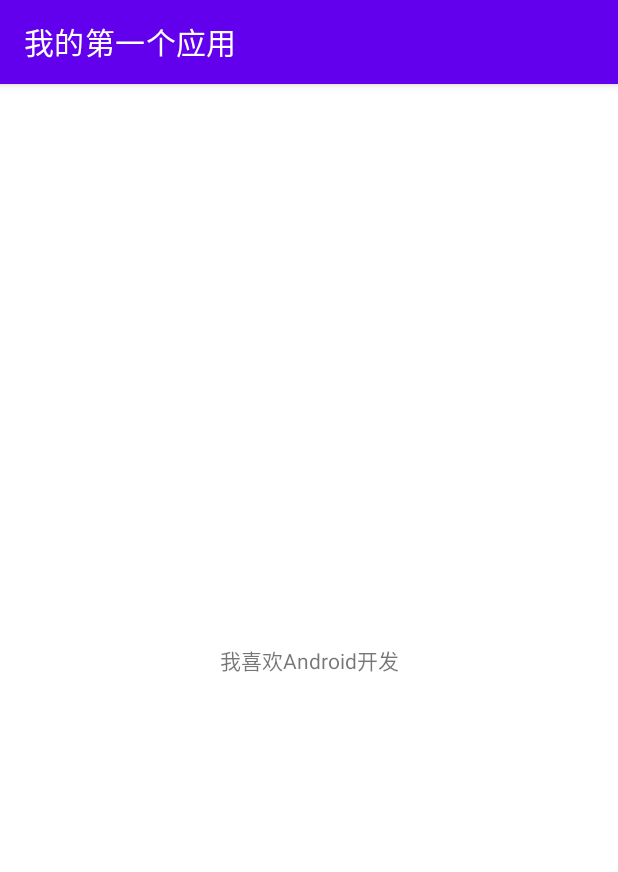
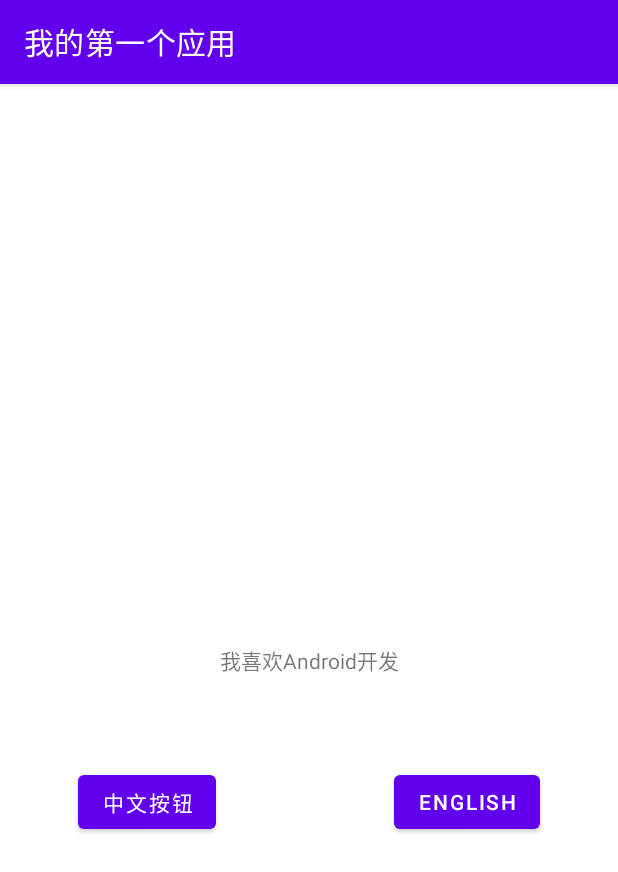
Before and after one commit to bubble486/MyFirstApplication, an Android app: the screen it shows after launch (MainActivity), on a phone screen of 412 x 824 dp. Shown: the top 872 px of the screen. Run offline under Robolectric (Android 15) with nearby library versions, the phone set to English and light mode, and no system bars.

Commit message:
添加两个按钮

```diff
--- a/app/src/main/java/com/jnu/student/MainActivity.java
+++ b/app/src/main/java/com/jnu/student/MainActivity.java
@@ -4,11 +4,15 @@ import androidx.appcompat.app.AppCompatActivity;
 
 import android.os.Bundle;
 import android.util.Log;
+import android.view.View;
+import android.widget.Button;
 import android.widget.TextView;
 
 public class MainActivity extends AppCompatActivity {
 
     private TextView textViewHelloWorld;
+    private Button buttonChinese;
+    private Button buttonEnglish;
 
     @Override
     protected void onCreate(Bundle savedInstanceState) {
@@ -16,13 +20,30 @@ public class MainActivity extends AppCompatActivity {
         setContentView(R.layout.activity_main);
 //        通过id找到TextView
         textViewHelloWorld= this.findViewById(R.id.text_view_hello_world);
+        buttonChinese=this.findViewById(R.id.button_chinese);
+        buttonEnglish=this.findViewById(R.id.button_english);
 
         String strHelloWorld = textViewHelloWorld.getText().toString();
         Log.i("MainActivity",strHelloWorld);
-
         textViewHelloWorld.setText(R.string.hello_android);
-
         String stringHelloWorld = this.getResources().getText(R.string.string_hello_world).toString();
         textViewHelloWorld.setText(stringHelloWorld);
+
+        buttonChinese.setOnClickListener(new View.OnClickListener() {
+//            匿名类只用一次不想取名字，父类是View.OnClickListener
+            @Override
+            public void onClick(View view) {
+                textViewHelloWorld.setText(R.string.string_chinese);
+            }
+        });
+
+        buttonEnglish.setOnClickListener(new EnglishClickListener());
+    }
+
+    private class EnglishClickListener implements View.OnClickListener {
+        @Override
+        public void onClick(View view) {
+            textViewHelloWorld.setText(R.string.string_english);
+        }
     }
 }
--- a/app/src/main/res/layout/activity_main.xml
+++ b/app/src/main/res/layout/activity_main.xml
@@ -16,4 +16,23 @@
         app:layout_constraintStart_toStartOf="parent"
         app:layout_constraintTop_toTopOf="parent" />
 
+    <Button
+        android:id="@+id/button_chinese"
+        android:layout_width="wrap_content"
+        android:layout_height="wrap_content"
+        android:layout_marginStart="52dp"
+        android:layout_marginTop="60dp"
+        android:text="@string/string_chinese"
+        app:layout_constraintStart_toStartOf="parent"
+        app:layout_constraintTop_toBottomOf="@+id/text_view_hello_world" />
+
+    <Button
+        android:id="@+id/button_english"
+        android:layout_width="wrap_content"
+        android:layout_height="wrap_content"
+        android:layout_marginEnd="52dp"
+        android:text="@string/string_english"
+        app:layout_constraintEnd_toEndOf="parent"
+        app:layout_constraintTop_toTopOf="@+id/button_chinese" />
+
 </androidx.constraintlayout.widget.ConstraintLayout>
--- a/app/src/main/res/values/strings.xml
+++ b/app/src/main/res/values/strings.xml
@@ -3,4 +3,6 @@
     <string name="app_name1">我的第一个应用</string>
     <string name="string_hello_world">我喜欢Android开发</string>
     <string name="hello_android">你好Android</string>
+    <string name="string_chinese">中文按钮</string>
+    <string name="string_english">English</string>
 </resources>
```
